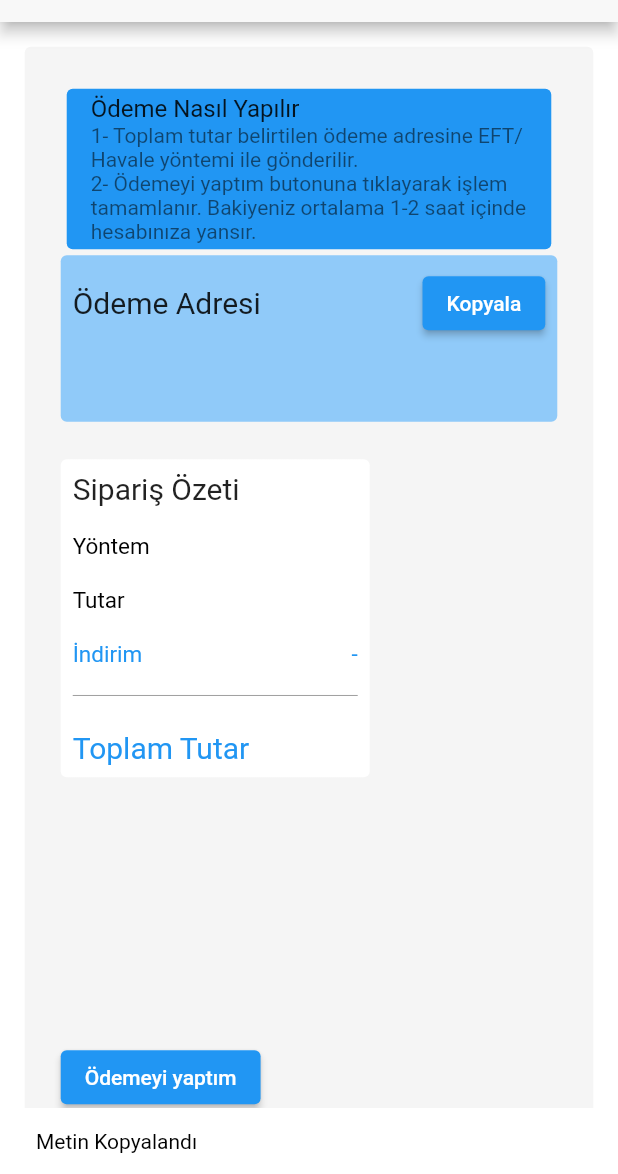
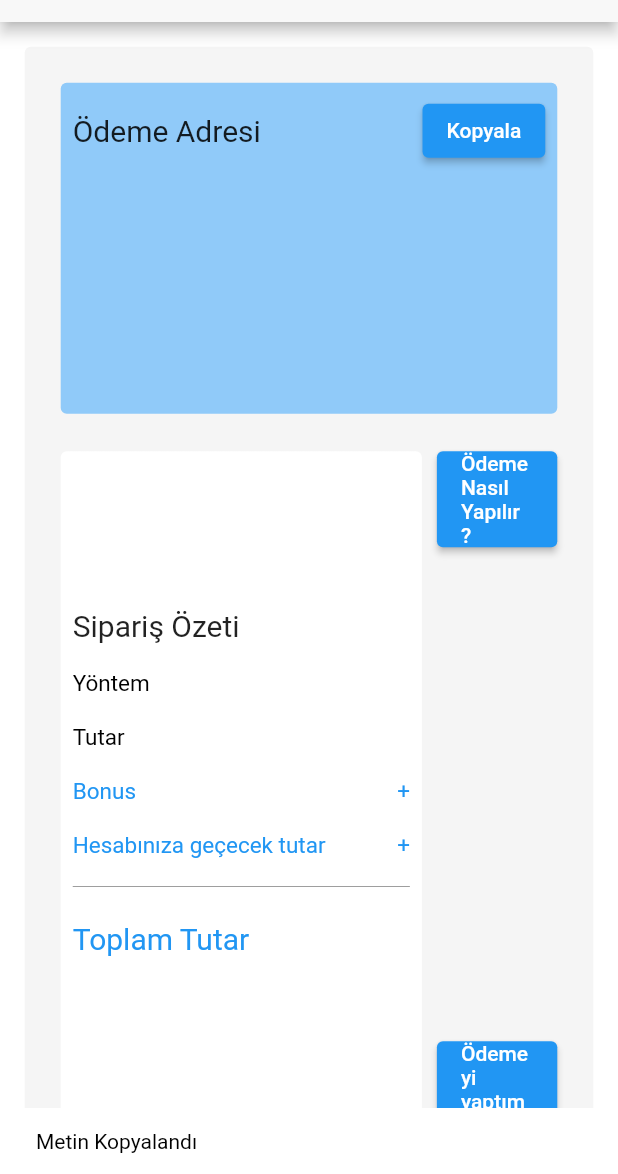
Before and after one commit to musaguzel/musmeramedya, a Flutter app: the AddBalanceSecondStage screen opened directly with empty values, after a tap on "Kopyala", on a phone screen of 412 x 824 dp, the part 62-1236 px from its top. Run offline on Flutter 3.47's test engine with Material 2 defaults, Android fonts, the light colour scheme and no system bars; our stand-ins replace cloud_firestore, connectivity_plus, firebase_auth, firebase_core, flutter_mobx, lottie and 5 more; accounts and stored records are empty; generated files the repository leaves out were written again.

Commit message:
geliştirmeler yapıldı

```diff
--- a/lib/main.dart
+++ b/lib/main.dart
@@ -39,7 +39,6 @@ class MyApp extends StatelessWidget {
 
 
 
-//orders sistemine ve payment sistemine iptal fieldi ekle ve durum icon lara ekleme yap
 //indirim olmayacak 100 ' e 120 verilecek
 //satın alımlarda bakiye güncellemeleri yapılacak
 //referans sistemine devam edilecek
--- a/lib/ui/add_balance/components/payment_history_data_table.dart
+++ b/lib/ui/add_balance/components/payment_history_data_table.dart
@@ -53,7 +53,7 @@ class PaymentHistoryDataSource extends DataTableSource {
                 children: <TextSpan>[
                   TextSpan(
                       text:
-                      " ${payment.totalPayment} TL",
+                      " ${payment.bonusPlusTotal} TL",
                       style: const TextStyle(
                           fontSize: 13.0,
                           color: Colors.green,
--- a/lib/ui/add_balance/model/payment_model/payment_model.dart
+++ b/lib/ui/add_balance/model/payment_model/payment_model.dart
@@ -17,11 +17,11 @@ class PaymentModel {
   @JsonKey(name: 'selected_payment_total')
   String  selectedPaymentTotal;
 
-  @JsonKey(name: 'selected_payment_discount')
-  String  selectedPaymentDiscount;
+  @JsonKey(name: 'selected_payment_bonus')
+  String  selectedPaymentBonus;
 
-  @JsonKey(name: 'total_payment')
-  String  totalPayment;
+  @JsonKey(name: 'bonus_plus_total')
+  String  bonusPlusTotal;
 
   @JsonKey(name: 'date')
   String  date;
@@ -40,7 +40,7 @@ class PaymentModel {
 
 
   PaymentModel({required this.userId, required this.userName,required this.selectedPaymentMethod,
-    required this.selectedPaymentTotal,required this.selectedPaymentDiscount,required this.totalPayment,required this.date,required this.isCancelled,required this.status});
+    required this.selectedPaymentTotal,required this.selectedPaymentBonus,required this.bonusPlusTotal,required this.date,required this.isCancelled,required this.status});
 
   factory PaymentModel.fromJson(Map<String,dynamic> json) => _$PaymentModelFromJson(json);
   Map<String,dynamic> toJson() => _$PaymentModelToJson(this);
--- a/lib/ui/add_balance/view/first_stage/add_balance_page.dart
+++ b/lib/ui/add_balance/view/first_stage/add_balance_page.dart
@@ -76,7 +76,7 @@ class AddBalancePage extends StatelessWidget {
               store.selectedPaymentTotal != null) {
             final formattedDate = DateFormat('dd-MM-yyyy hh:mm').format(DateTime.now());
             final paymentModel = PaymentModel(userId: currentUser.userID.toString(),userName: currentUser.fullName.toString(),selectedPaymentMethod: store.selectedPaymentMethod.toString()
-            ,selectedPaymentTotal:store.selectedPaymentTotal.toString(),selectedPaymentDiscount: store.selectedDiscount.toString(),totalPayment: store.totalPayment.toString(),isCancelled: false,date: formattedDate,status: false );
+            ,selectedPaymentTotal:store.selectedPaymentTotal.toString(),selectedPaymentBonus: store.selectedBonus.toString(),bonusPlusTotal: store.bonusPlusTotal.toString(),isCancelled: false,date: formattedDate,status: false,);
             store.navigation.navigateToPage(
                 path: NavigationConstants.ADD_BALANCE_SECOND, data: paymentModel);
           } else {
@@ -176,7 +176,7 @@ class AddBalancePage extends StatelessWidget {
             onChanged: (value){
               store.selectedPaymentTotal = value;
               int? index = store.paymentMethods?.prices.indexOf(value ?? "100" );
-              store.selectedDiscount = store.paymentMethods?.discounts[index ?? 0];
+              store.selectedBonus = store.paymentMethods?.discounts[index ?? 0];
               store.setTotalPayment();
             },
             style: const TextStyle(color: Colors.black),
--- a/lib/ui/add_balance/view/second_stage/add_balance_second.dart
+++ b/lib/ui/add_balance/view/second_stage/add_balance_second.dart
@@ -49,14 +49,52 @@ class AddBalanceSecondStage extends StatelessWidget {
               child: Column(
                 crossAxisAlignment: CrossAxisAlignment.start,
                 children: [
-                  buildHowToMakePaymentInfoText,
-                  buildPaymentInfoContainer(store),
+                  Expanded(flex: 1,child: buildPaymentInfoContainer(store)),
                   const SizedBox(
                     height: 25,
                   ),
-                  buildPaymentInfoSummary(context, store, arguments),
-                  const Spacer(),
-                  buildPaymentSuccessfulButton(context,store,arguments)
+                  Expanded(
+                    flex: 2,
+                    child: Row(
+                      children: [
+                        Expanded(flex: 3,child: buildPaymentInfoSummary(context, store, arguments)),
+                        const SizedBox(width: 10,),
+                        Expanded(
+                          flex: 1,
+                          child: Column(
+                            mainAxisAlignment: MainAxisAlignment.spaceBetween,
+                            children: [
+                              ElevatedButton(
+                                onPressed: () {
+                                  showDialog(
+                                    context: context,
+                                    builder: (BuildContext context) {
+                                      return AlertDialog(
+                                        backgroundColor: Colors.blueGrey.shade300,
+                                        title: Text('Ödeme Nasıl Yapılır'),
+                                        content: buildHowToMakePaymentInfoText,
+                                        actions: [
+                                          TextButton(
+                                            onPressed: () {
+                                              Navigator.of(context).pop(); // Dialog penceresini kapat
+                                            },
+                                            child: Text('Kapat'),
+                                          ),
+                                        ],
+                                      );
+                                    },
+                                  );
+                                },
+                                child: Text('Ödeme Nasıl Yapılır ?'),
+                              ),
+                              buildPaymentSuccessfulButton(context,store,arguments)
+                            ],
+                          ),
+                        )
+                      ],
+                    ),
+                  )
+                  //const Spacer(),
                 ],
               ),
             ),
@@ -67,14 +105,8 @@ class AddBalanceSecondStage extends StatelessWidget {
   FadeAnimation get buildHowToMakePaymentInfoText {
     return FadeAnimation(
                   delay: 0.7,
-                  child: const Card(
-                      color: Colors.blue,
-                      child: ListTile(
-                        title: Text('Ödeme Nasıl Yapılır'),
-                        subtitle: Text('1- Toplam tutar belirtilen ödeme adresine EFT/Havale yöntemi ile gönderilir.'
-                            '\n2- Ödemeyi yaptım butonuna tıklayarak işlem tamamlanır. Bakiyeniz ortalama 1-2 saat içinde hesabınıza yansır.'),
-                      )
-                  ),
+                  child: const Text('1- Toplam tutar belirtilen ödeme adresine EFT/Havale yöntemi ile gönderilir.'
+                      '\n2- Ödemeyi yaptım butonuna tıklayarak işlem tamamlanır. Bakiyeniz ortalama 1-2 saat içinde hesabınıza yansır.'),
                 );
   }
 
@@ -126,7 +158,7 @@ class AddBalanceSecondStage extends StatelessWidget {
       return FadeAnimation(
         delay: 0.7,
         child: Container(
-          width: context.width / 2,
+          //width: context.width / 2,
           decoration: BoxDecoration(
               borderRadius: BorderRadius.circular(4),
               gradient: const LinearGradient(
@@ -142,11 +174,12 @@ class AddBalanceSecondStage extends StatelessWidget {
                   'Sipariş Özeti',
                   style: TextStyle(fontSize: 20),
                 ),
-                buildSummaryInfo('Yöntem', paymentModel.selectedPaymentMethod, false, false),
-                buildSummaryInfo('Tutar', paymentModel.selectedPaymentTotal, false, false),
-                buildSummaryInfo('İndirim\n', '-${paymentModel.selectedPaymentDiscount}\n', true, false),
+                buildSummaryInfo(title: 'Yöntem', info: paymentModel.selectedPaymentMethod,),
+                buildSummaryInfo(title: 'Tutar', info: paymentModel.selectedPaymentTotal,),
+                buildSummaryInfo(title: 'Bonus', info: '+${paymentModel.selectedPaymentBonus}', isColoredText: true),
+                buildSummaryInfo(title: 'Hesabınıza geçecek tutar\n', info:'+${paymentModel.bonusPlusTotal}\n', isColoredText: true),
                 const Divider(color: Colors.grey, height: 1),
-                buildSummaryInfo('Toplam Tutar', paymentModel.totalPayment, true, true),
+                buildSummaryInfo(title: 'Toplam Tutar', info: paymentModel.selectedPaymentTotal, isColoredText: true, isBigFontText: true),
               ],
             ),
           ),
@@ -156,21 +189,21 @@ class AddBalanceSecondStage extends StatelessWidget {
   }
 
   Row buildSummaryInfo(
-      String title, String info, bool isColoredText, bool isBigFontText) {
+  {required String title, required String info, bool? isColoredText, bool? isBigFontText}) {
     return Row(
       mainAxisAlignment: MainAxisAlignment.spaceBetween,
       children: [
         Text(
           '\n$title ',
           style: TextStyle(
-              color: isColoredText ? Colors.blue : Colors.black,
-              fontSize: isBigFontText ? 20 : 15),
+              color: (isColoredText != null  && isColoredText) ? Colors.blue : Colors.black,
+              fontSize: (isBigFontText != null  && isBigFontText) ? 20 : 15),
         ),
         Text(
           '\n$info',
           style: TextStyle(
-              color: isColoredText ? Colors.blue : Colors.black,
-              fontSize: isBigFontText ? 20 : 15),
+              color: (isColoredText != null  && isColoredText) ? Colors.blue : Colors.black,
+              fontSize: (isBigFontText != null  && isBigFontText) ? 20 : 15),
         ),
       ],
     );
```
Also changed, not shown: lib/ui/add_balance/viewModel/add_balance_page_view_model.dart (+5 -5 lines), lib/ui/add_balance/model/payment_model/payment_model.g.dart, lib/ui/add_balance/viewModel/add_balance_page_view_model.g.dart.
